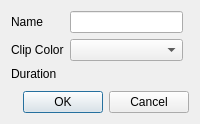
The window that src/ui/colorclip_ui.ui (KDE/kdenlive) describes before a commit, drawn with Qt 5.
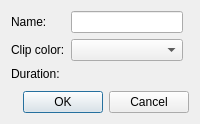
The same window after the commit. Custom widgets are drawn as their Qt base class.

```diff
--- a/src/ui/colorclip_ui.ui
+++ b/src/ui/colorclip_ui.ui
@@ -17,7 +17,7 @@
    <item row="0" column="0">
     <widget class="QLabel" name="label_3">
      <property name="text">
-      <string>Name</string>
+      <string>Name:</string>
      </property>
     </widget>
    </item>
@@ -27,14 +27,14 @@
    <item row="1" column="0">
     <widget class="QLabel" name="label">
      <property name="text">
-      <string>Clip Color</string>
+      <string>Clip color:</string>
      </property>
     </widget>
    </item>
    <item row="2" column="0">
     <widget class="QLabel" name="label_2">
      <property name="text">
-      <string>Duration</string>
+      <string>Duration:</string>
      </property>
     </widget>
    </item>
```
